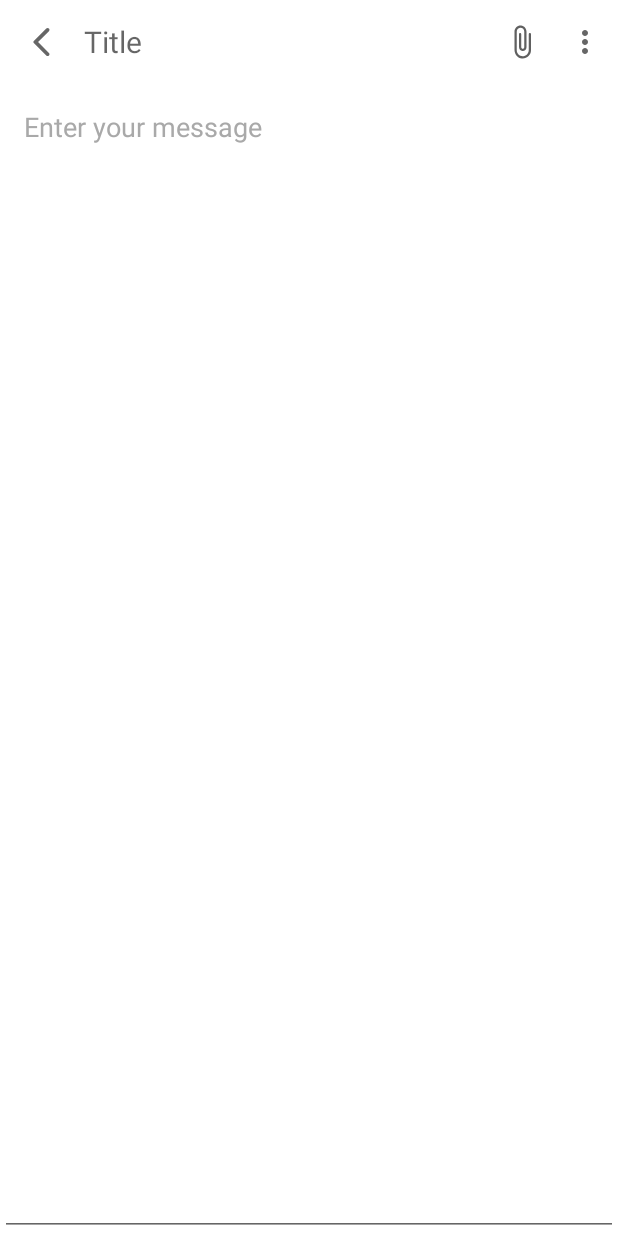
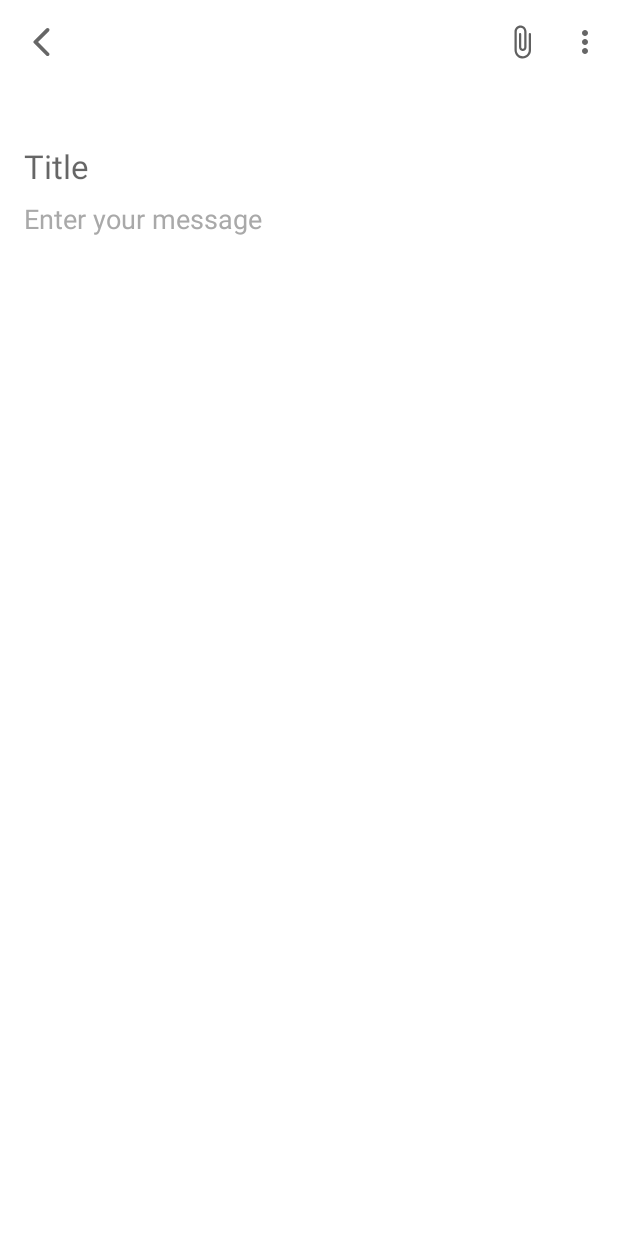
Before and after one commit to samanjhutty/Notesapp, an Android app: the screen it shows after launch (HomeActivity), after a tap on "Add Note", on a phone screen of 412 x 824 dp. Run offline under Robolectric (Android 15) with nearby library versions, the phone set to English and light mode, and no system bars; our stand-ins replace Room's generated code, data binding.

Commit message:
Background text color change

```diff
--- a/app/build.gradle
+++ b/app/build.gradle
@@ -12,7 +12,7 @@ android {
         minSdk 21
         targetSdk 31
         versionCode 1
-        versionName "1.1.7"
+        versionName "1.1.7.2"
 
         testInstrumentationRunner 'androidx.test.runner.AndroidJUnitRunner'
     }
--- a/app/src/main/res/layout/fragment_add.xml
+++ b/app/src/main/res/layout/fragment_add.xml
@@ -30,21 +30,25 @@
                 android:layout_height="wrap_content"
                 android:src="@drawable/arrow_back"
                 android:contentDescription="@string/back" />
+        </androidx.appcompat.widget.Toolbar>
         <EditText
+            app:layout_constraintTop_toBottomOf="@id/imagelayout"
+            app:layout_constraintStart_toStartOf="parent"
             android:maxLines="1"
             android:textSize="@dimen/title_text_fragment"
-                android:layout_marginStart="24dp"
+            android:textColor="@color/line"
+            android:layout_marginStart="8dp"
             android:padding="8dp"
+            android:layout_marginTop="32dp"
             android:id="@+id/etTitle"
-                android:layout_width="200dp"
+            android:layout_width="match_parent"
             android:background="@android:color/transparent"
             android:hint="@string/title"
-                android:layout_height="match_parent"
+            android:layout_height="wrap_content"
             android:inputType="textCapWords" />
-        </androidx.appcompat.widget.Toolbar>
         <RelativeLayout
             android:visibility="gone"
-            android:background="@color/bg_grey"
+            android:background="@android:color/transparent"
             android:id="@+id/imagelayout"
             android:padding="8dp"
             app:layout_constraintTop_toBottomOf="@id/toolbar"
@@ -66,7 +70,6 @@
                 android:backgroundTint="@color/white"
                 android:src="@drawable/cancel" />
         </RelativeLayout>
-
         <EditText
             android:id="@+id/etContent"
             android:layout_width="match_parent"
@@ -77,12 +80,14 @@
             android:lineSpacingExtra="15dp"
             android:textColor="@color/text_color"
             android:textColorHint="@color/bg_grey"
-            android:padding="@dimen/margin_small"
+            android:background="@android:color/transparent"
+            android:paddingStart="@dimen/margin_small"
+            android:paddingEnd="@dimen/margin_small"
+            android:textSize="@dimen/text_size"
             android:singleLine="false"
             app:layout_constraintBottom_toBottomOf="parent"
-            app:layout_constraintEnd_toEndOf="parent"
             app:layout_constraintStart_toStartOf="parent"
-            app:layout_constraintTop_toBottomOf="@id/imagelayout" />
+            app:layout_constraintTop_toBottomOf="@id/etTitle" />
 
 
     </androidx.constraintlayout.widget.ConstraintLayout>
--- /dev/null
+++ b/app/src/main/res/values-night-v23/themes.xml
@@ -0,0 +1,11 @@
+<?xml version="1.0" encoding="utf-8"?>
+<resources>
+
+    <style name="Theme.Note" parent="Theme.AppCompat.Light.DarkActionBar">
+        <!-- Primary brand color. -->
+        <item name="colorPrimary">@color/white</item>
+        <item name="colorPrimaryDark">@color/icon_color</item>
+        <item name="colorAccent">@color/bg_secondary</item>
+        <item name="android:windowLightStatusBar">true</item>
+    </style>
+</resources>
--- a/app/src/main/res/values/dimens.xml
+++ b/app/src/main/res/values/dimens.xml
@@ -1,10 +1,10 @@
 <?xml version="1.0" encoding="utf-8"?>
 <resources>
     <dimen name="text_size_small">12sp</dimen>
-    <dimen name="text_size">16sp</dimen>
+    <dimen name="text_size">18sp</dimen>
     <dimen name="heading_text">45sp</dimen>
     <dimen name="title_text">24sp</dimen>
-    <dimen name="title_text_fragment">20sp</dimen>
+    <dimen name="title_text_fragment">22sp</dimen>
     <dimen name="margin_small">16dp</dimen>
     <dimen name="margin_mini">8dp</dimen>
     <dimen name="margin_Medium">24sp</dimen>
```
Also changed, not shown: app/src/main/java/com/example/note/fragments/AddFragment.kt (+49 -9 lines). Lines whose indentation alone changed are shown as unchanged.
